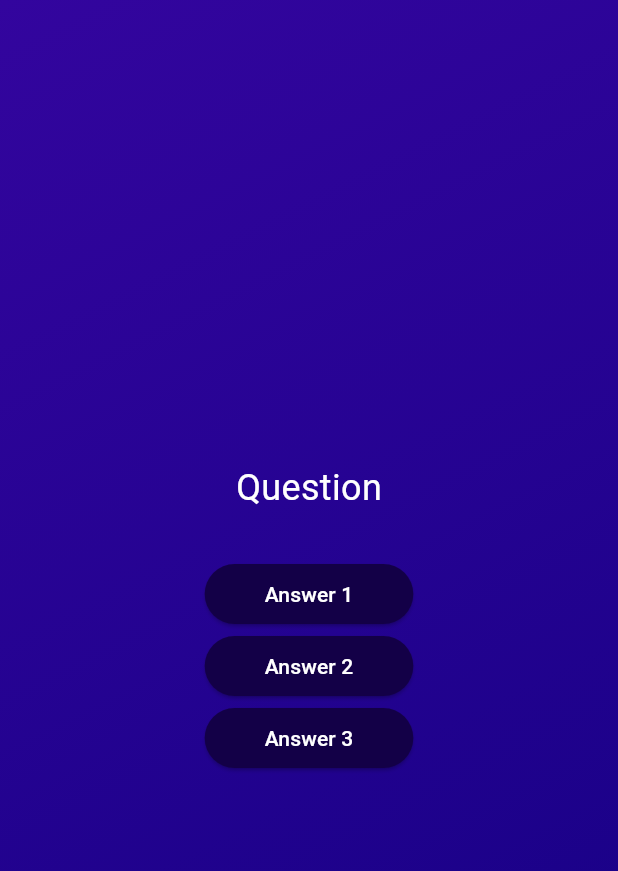
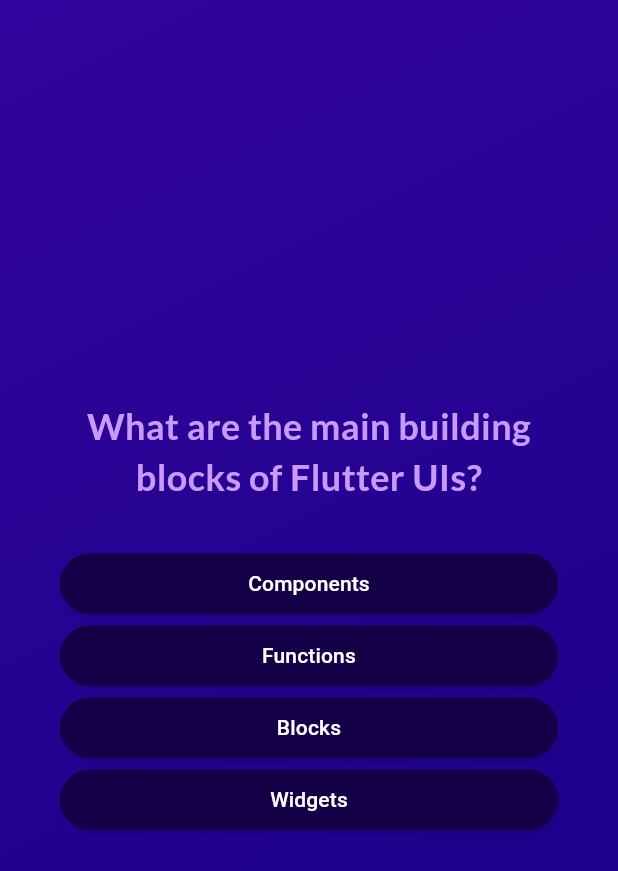
Before and after one commit to thusarakap/flutter_quiz_app, a Flutter app: the screen it shows after launch, after a tap on "Start Quiz", on a phone screen of 412 x 824 dp. Shown: the top 871 px of the screen. Run offline on Flutter 3.47's test engine with Material 3 defaults, Android fonts, the phone set to English and light mode, and no system bars; our stand-ins replace google_fonts.

Commit message:
Update questions_screen.dart

```diff
--- a/lib/screens/questions_screen.dart
+++ b/lib/screens/questions_screen.dart
@@ -1,5 +1,8 @@
 import 'package:flutter/material.dart';
+import 'package:google_fonts/google_fonts.dart';
+
 import 'package:quiz_app/components/answer_button.dart';
+import 'package:quiz_app/data/questions.dart';
 
 class QuestionsScreen extends StatefulWidget {
   const QuestionsScreen({super.key});
@@ -9,31 +12,38 @@ class QuestionsScreen extends StatefulWidget {
 }
 
 class _QuestionsScreenState extends State<QuestionsScreen> {
+  var currentQuestionIndex = 0;
+
+  void answerQuestion() {
+    setState(() {
+      //currentQuestionIndex = currentQuestionIndex + 1;
+      currentQuestionIndex++;
+    });
+  }
+
   @override
   Widget build(BuildContext context) {
+    final currentQuestion = questions[currentQuestionIndex];
+
     return SizedBox(
       width: double.infinity,
+      child: Container(
+        margin: const EdgeInsets.all(40),
         child: Column(
           mainAxisAlignment: MainAxisAlignment.center,
+          crossAxisAlignment: CrossAxisAlignment.stretch,
           children: [
-          const Text(
-            'Question',
-            style: TextStyle(fontSize: 24, color: Colors.white),
+            Text(
+              currentQuestion.text,
+              style: GoogleFonts.lato(color: const Color.fromARGB(255, 201, 153, 251), fontSize: 24, fontWeight: FontWeight.bold),
+              textAlign: TextAlign.center,
             ),
             const SizedBox(height: 30),
-          AnswerButton(
-            answerText: 'Answer 1',
-            onTap: () {},
+            ...currentQuestion.getShuffledAnswers().map((answer) {
+              return AnswerButton(answerText: answer, onTap: answerQuestion);
+            }),
+          ],
         ),
-          AnswerButton(
-            answerText: 'Answer 2',
-            onTap: () {},
-          ),
-          AnswerButton(
-            answerText: 'Answer 3',
-            onTap: () {},
-          ),
-        ],
       ),
     );
   }
```
Lines whose indentation alone changed are shown as unchanged.
